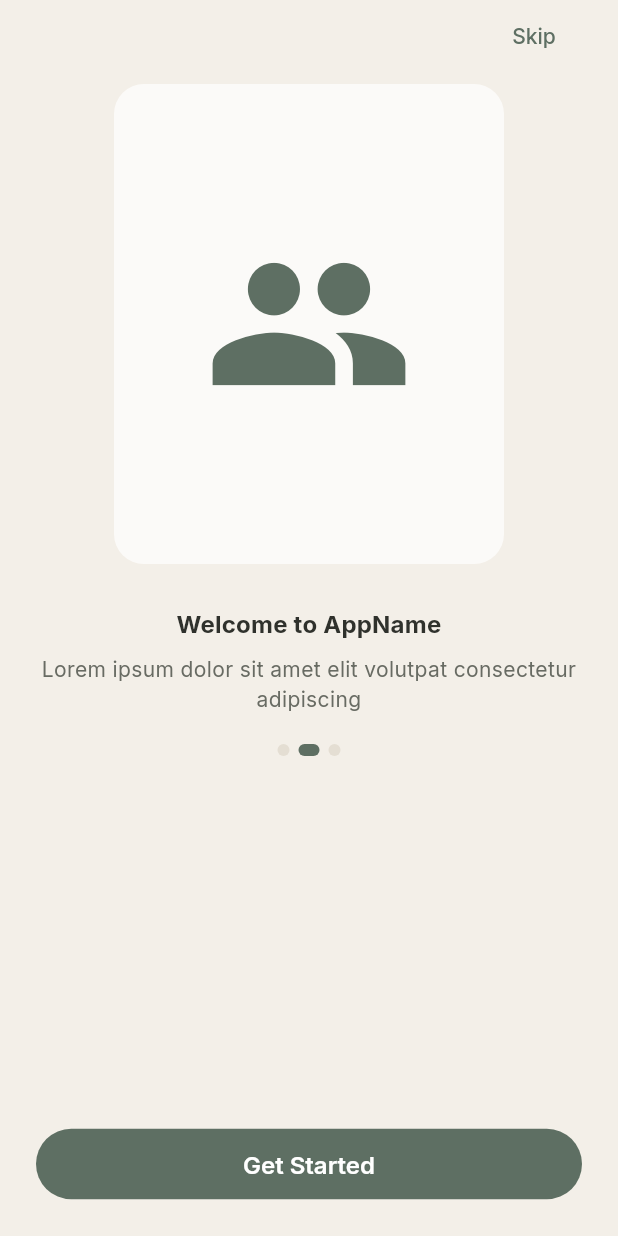
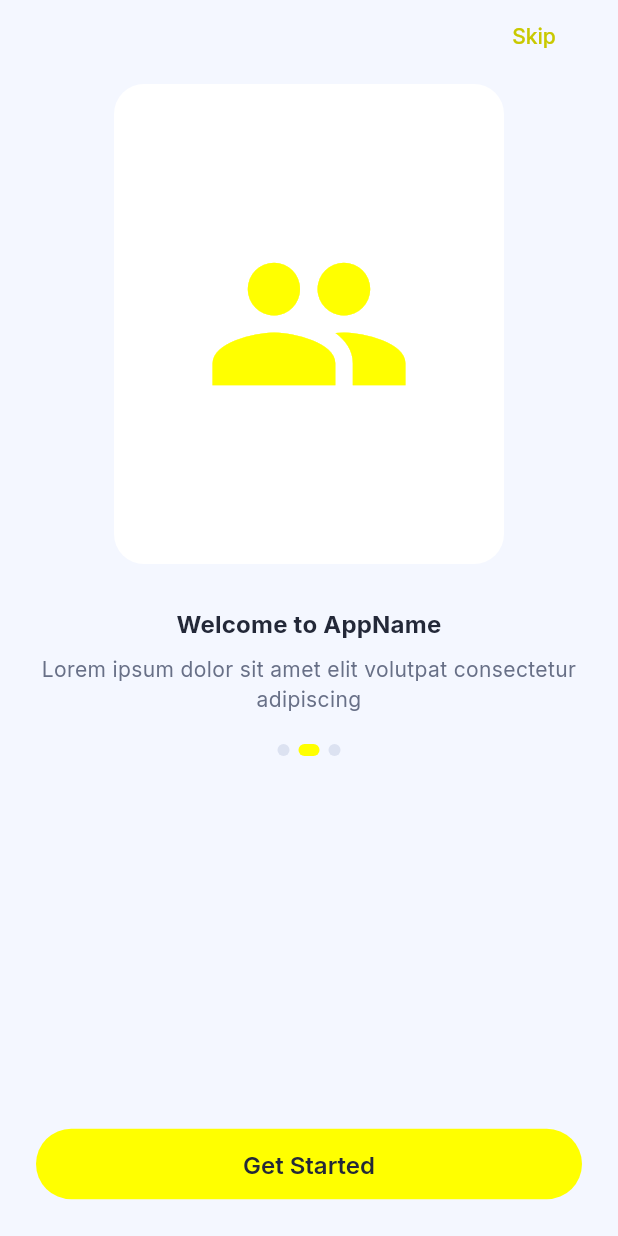
Before and after one commit to sanjumorya-dev/FE-job, a Flutter app: the screen it shows after launch, on a phone screen of 412 x 824 dp. Run offline on Flutter 3.47's test engine with Material 3 defaults, Android fonts, the phone set to English and light mode, and no system bars; our stand-ins replace google_fonts, image_picker, shared_preferences; accounts and stored records are empty.

Commit message:
Update auth-like form styling with yellow CTA buttons

```diff
--- a/lib/constants/colors.dart
+++ b/lib/constants/colors.dart
@@ -1,16 +1,16 @@
 import 'package:flutter/material.dart';
 
-/// WorkConnect Color Palette - soft, glassmorphism inspired neutrals
+/// WorkConnect Color Palette - soft auth-style UI with yellow CTA
 class AppColors {
   // Primary Brand Colors
-  static const Color primary = Color(0xFF5E6F63); // Muted olive
-  static const Color primaryLight = Color(0xFFDDE5DC);
-  static const Color primaryDark = Color(0xFF3F4C43);
+  static const Color primary = Color(0xFFFFFF00); // Requested yellow button
+  static const Color primaryLight = Color(0xFFFFFF99);
+  static const Color primaryDark = Color(0xFFC9C900);
 
   // Theme Accent Colors
-  static const Color headerBackground = Color(0xFFE8E2D8);
-  static const Color waveColor1 = Color(0xFFC7D2C6);
-  static const Color waveColor2 = Color(0xFFD8CFC2);
+  static const Color headerBackground = Color(0xFFEFF3FF);
+  static const Color waveColor1 = Color(0xFFDCE5FF);
+  static const Color waveColor2 = Color(0xFFE8EEFF);
 
   // Success & Status Colors
   static const Color success = Color(0xFF4B8A67);
@@ -28,16 +28,16 @@ class AppColors {
   static const Color errorDark = Color(0xFF8E4343);
 
   // Text Colors
-  static const Color textMain = Color(0xFF2F312C);
-  static const Color textSecondary = Color(0xFF686B63);
-  static const Color textHint = Color(0xFF8E9288);
+  static const Color textMain = Color(0xFF232838);
+  static const Color textSecondary = Color(0xFF687087);
+  static const Color textHint = Color(0xFF96A0BA);
   static const Color textInverse = Color(0xFFFFFFFF);
 
   // Background & Surface Colors
-  static const Color background = Color(0xFFF3EFE8);
-  static const Color backgroundBeige = Color(0xFFEDE6DA);
-  static const Color surface = Color(0xCCFFFFFF); // translucent white
-  static const Color surfaceSecondary = Color(0xB3FFFFFF);
+  static const Color background = Color(0xFFF4F7FF);
+  static const Color backgroundBeige = Color(0xFFEEF3FF);
+  static const Color surface = Color(0xF7FFFFFF);
+  static const Color surfaceSecondary = Color(0xFFFFFFFF);
   static const Color overlay = Color(0x70000000);
 
   // Glass UI Colors
@@ -45,16 +45,16 @@ class AppColors {
   static const Color glassHighlight = Color(0x66FFFFFF);
 
   // Border & Divider Colors
-  static const Color border = Color(0xFFCDC7BC);
-  static const Color borderLight = Color(0xFFE4DED3);
-  static const Color divider = Color(0xFFDCD5C8);
+  static const Color border = Color(0xFFCFD6E6);
+  static const Color borderLight = Color(0xFFDCE2F1);
+  static const Color divider = Color(0xFFE1E7F4);
 
   // Semantic Colors
-  static const Color active = Color(0xFF5E6F63);
-  static const Color inactive = Color(0xFFB7B6B0);
+  static const Color active = Color(0xFFFFFF00);
+  static const Color inactive = Color(0xFFC3C9D6);
   static const Color pending = Color(0xFFB97A3F);
   static const Color disabled = Color(0xFFD8D5CE);
 
   // Gradient & Special
-  static const Color shadowColor = Color(0x1A3A372E);
+  static const Color shadowColor = Color(0x142C3E73);
 }
--- a/lib/constants/component_styles.dart
+++ b/lib/constants/component_styles.dart
@@ -26,36 +26,36 @@ class AppComponentStyles {
   // Button Styles
   static BoxDecoration primaryButtonStyle = BoxDecoration(
     color: AppColors.primary,
-    borderRadius: BorderRadius.circular(8),
+    borderRadius: BorderRadius.circular(28),
   );
 
   static BoxDecoration outlineButtonStyle = BoxDecoration(
     border: Border.all(color: AppColors.primary, width: 1.5),
-    borderRadius: BorderRadius.circular(8),
+    borderRadius: BorderRadius.circular(28),
     color: Colors.transparent,
   );
 
   static BoxDecoration successButtonStyle = BoxDecoration(
     color: AppColors.success,
-    borderRadius: BorderRadius.circular(8),
+    borderRadius: BorderRadius.circular(28),
   );
 
   static BoxDecoration errorButtonStyle = BoxDecoration(
     color: AppColors.error,
-    borderRadius: BorderRadius.circular(8),
+    borderRadius: BorderRadius.circular(28),
   );
 
   // Input Field Style
   static BoxDecoration inputFieldStyle = BoxDecoration(
     color: AppColors.surfaceSecondary,
     border: Border.all(color: AppColors.borderLight),
-    borderRadius: BorderRadius.circular(8),
+    borderRadius: BorderRadius.circular(28),
   );
 
   static BoxDecoration inputFieldFocusedStyle = BoxDecoration(
     color: AppColors.surfaceSecondary,
     border: Border.all(color: AppColors.primary, width: 2),
-    borderRadius: BorderRadius.circular(8),
+    borderRadius: BorderRadius.circular(28),
   );
 
   // Badge Styles
--- a/lib/main.dart
+++ b/lib/main.dart
@@ -34,7 +34,7 @@ class DihaadiApp extends StatelessWidget {
             background: AppColors.background,
             surface: AppColors.surface,
             error: AppColors.error,
-            onPrimary: Colors.white,
+            onPrimary: AppColors.textMain,
             onSecondary: Colors.white,
             onBackground: AppColors.textMain,
             onSurface: AppColors.textMain,
@@ -84,25 +84,25 @@ class DihaadiApp extends StatelessWidget {
               ),
           inputDecorationTheme: InputDecorationTheme(
             filled: true,
-            fillColor: AppColors.surfaceSecondary,
+            fillColor: Colors.white,
             border: OutlineInputBorder(
-              borderRadius: BorderRadius.circular(8),
+              borderRadius: BorderRadius.circular(28),
               borderSide: BorderSide(color: AppColors.border),
             ),
             enabledBorder: OutlineInputBorder(
-              borderRadius: BorderRadius.circular(8),
+              borderRadius: BorderRadius.circular(28),
               borderSide: BorderSide(color: AppColors.borderLight),
             ),
             focusedBorder: OutlineInputBorder(
-              borderRadius: BorderRadius.circular(8),
-              borderSide: BorderSide(color: AppColors.primary, width: 2),
+              borderRadius: BorderRadius.circular(28),
+              borderSide: BorderSide(color: AppColors.primaryDark, width: 1.5),
             ),
             errorBorder: OutlineInputBorder(
-              borderRadius: BorderRadius.circular(8),
+              borderRadius: BorderRadius.circular(28),
               borderSide: BorderSide(color: AppColors.error),
             ),
             focusedErrorBorder: OutlineInputBorder(
-              borderRadius: BorderRadius.circular(8),
+              borderRadius: BorderRadius.circular(28),
               borderSide: BorderSide(color: AppColors.error, width: 2),
             ),
             contentPadding:
@@ -121,12 +121,12 @@ class DihaadiApp extends StatelessWidget {
           elevatedButtonTheme: ElevatedButtonThemeData(
             style: ElevatedButton.styleFrom(
               backgroundColor: AppColors.primary,
-              foregroundColor: Colors.white,
+              foregroundColor: AppColors.textMain,
               elevation: 0,
               shadowColor: Colors.transparent,
               padding: const EdgeInsets.symmetric(vertical: 14, horizontal: 24),
               shape: RoundedRectangleBorder(
-                borderRadius: BorderRadius.circular(8),
+                borderRadius: BorderRadius.circular(28),
               ),
               textStyle: GoogleFonts.inter(
                 fontSize: 15,
@@ -136,11 +136,11 @@ class DihaadiApp extends StatelessWidget {
           ),
           outlinedButtonTheme: OutlinedButtonThemeData(
             style: OutlinedButton.styleFrom(
-              foregroundColor: AppColors.primary,
-              side: BorderSide(color: AppColors.primary, width: 1.5),
+              foregroundColor: AppColors.primaryDark,
+              side: BorderSide(color: AppColors.primaryDark, width: 1.5),
               padding: const EdgeInsets.symmetric(vertical: 12, horizontal: 24),
               shape: RoundedRectangleBorder(
-                borderRadius: BorderRadius.circular(8),
+                borderRadius: BorderRadius.circular(28),
               ),
               textStyle: GoogleFonts.inter(
                 fontSize: 15,
@@ -150,7 +150,7 @@ class DihaadiApp extends StatelessWidget {
           ),
           textButtonTheme: TextButtonThemeData(
             style: TextButton.styleFrom(
-              foregroundColor: AppColors.primary,
+              foregroundColor: AppColors.primaryDark,
               textStyle: GoogleFonts.inter(
                 fontSize: 14,
                 fontWeight: FontWeight.w500,
@@ -159,14 +159,14 @@ class DihaadiApp extends StatelessWidget {
           ),
           floatingActionButtonTheme: FloatingActionButtonThemeData(
             backgroundColor: AppColors.primary,
-            foregroundColor: Colors.white,
+            foregroundColor: AppColors.textMain,
             shape: RoundedRectangleBorder(
               borderRadius: BorderRadius.circular(16),
             ),
           ),
           chipTheme: ChipThemeData(
             backgroundColor: AppColors.background,
-            selectedColor: AppColors.primary,
+            selectedColor: AppColors.primaryLight,
             labelStyle: GoogleFonts.inter(
               fontSize: 12,
               color: AppColors.textMain,
@@ -183,7 +183,7 @@ class DihaadiApp extends StatelessWidget {
           ),
           bottomNavigationBarTheme: BottomNavigationBarThemeData(
             backgroundColor: AppColors.surface,
-            selectedItemColor: AppColors.primary,
+            selectedItemColor: AppColors.primaryDark,
             unselectedItemColor: AppColors.textSecondary,
             selectedIconTheme: const IconThemeData(size: 24),
             unselectedIconTheme: const IconThemeData(size: 22),
--- a/lib/ui/widgets/common_widgets.dart
+++ b/lib/ui/widgets/common_widgets.dart
@@ -33,7 +33,7 @@ class WorkConnectButton extends StatelessWidget {
           disabledBackgroundColor: AppColors.disabled,
           elevation: 0,
           shape: RoundedRectangleBorder(
-            borderRadius: BorderRadius.circular(AppRadii.sm),
+            borderRadius: BorderRadius.circular(28),
           ),
         ),
         child: isLoading
@@ -43,7 +43,7 @@ class WorkConnectButton extends StatelessWidget {
                 child: CircularProgressIndicator(
                   strokeWidth: 2,
                   valueColor: AlwaysStoppedAnimation<Color>(
-                    enabled ? Colors.white : AppColors.textSecondary,
+                    enabled ? AppColors.textMain : AppColors.textSecondary,
                   ),
                 ),
               )
@@ -57,7 +57,7 @@ class WorkConnectButton extends StatelessWidget {
                   Text(
                     label,
                     style: AppTypography.button.copyWith(
-                      color: Colors.white,
+                      color: AppColors.textMain,
                     ),
                   ),
                 ],
@@ -88,7 +88,7 @@ class WorkConnectOutlineButton extends StatelessWidget {
 
   @override
   Widget build(BuildContext context) {
-    final buttonColor = color ?? AppColors.primary;
+    final buttonColor = color ?? AppColors.primaryDark;
 
     return SizedBox(
       width: width ?? double.infinity,
@@ -101,7 +101,7 @@ class WorkConnectOutlineButton extends StatelessWidget {
             width: 1.5,
           ),
           shape: RoundedRectangleBorder(
-            borderRadius: BorderRadius.circular(AppRadii.sm),
+            borderRadius: BorderRadius.circular(28),
           ),
         ),
         child: Row(
```
